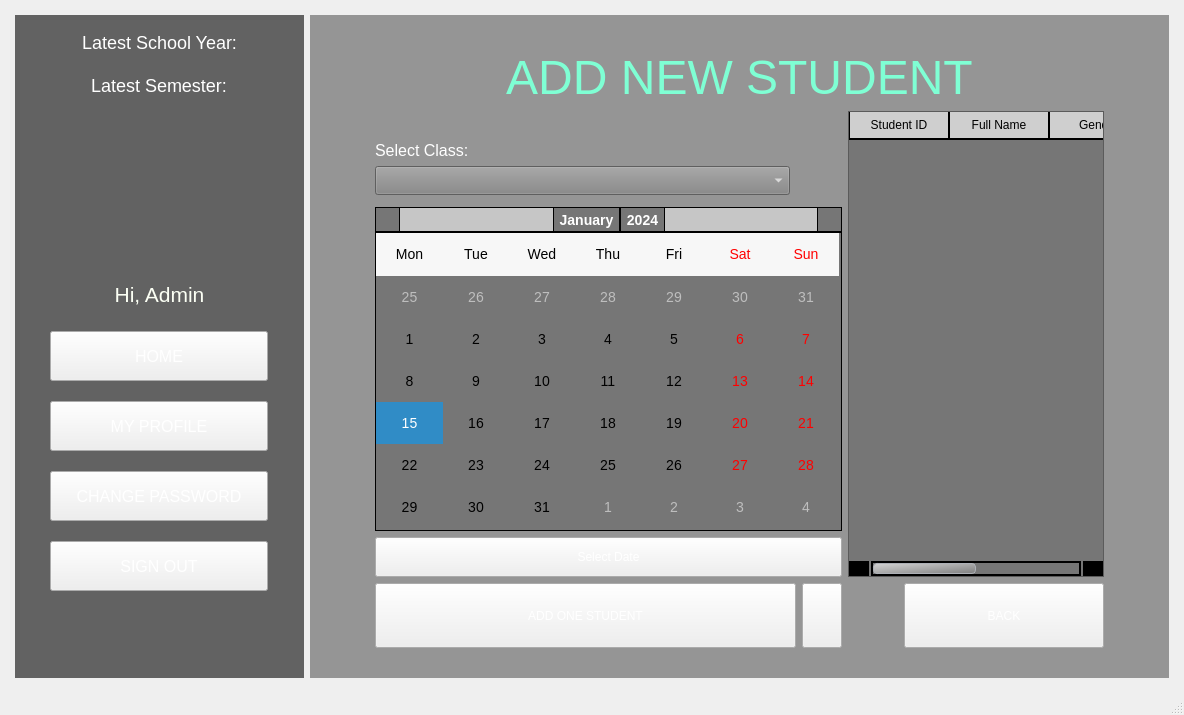
This is StudentManagementSystem/mainwindow.ui in BuhDuy256/Student-Management-GROUP6-KTLT-23CLC03 as Qt 5 draws it before an edit. The edited form follows.
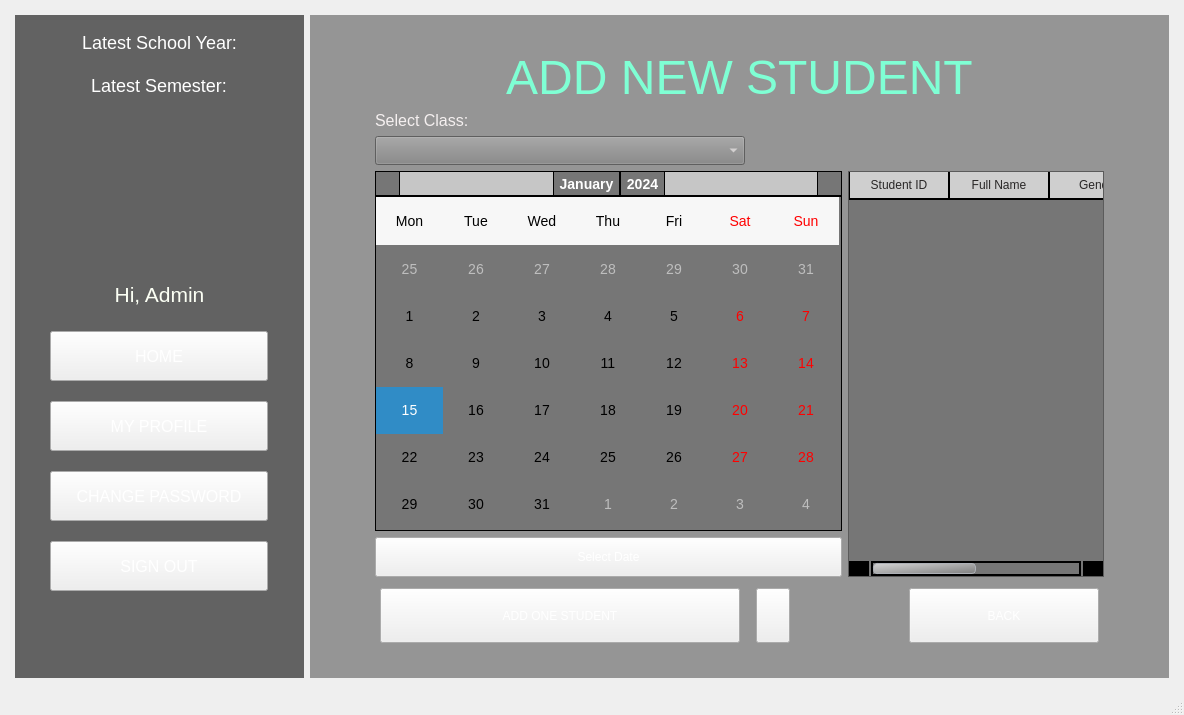
This is the edited form. The open tabs and pages were chosen to show the change. Icons and pictures are not drawn.

Commit message: Edit add student to class scene

What changed in the file:
```diff
--- a/StudentManagementSystem/mainwindow.ui
+++ b/StudentManagementSystem/mainwindow.ui
@@ -68,7 +68,7 @@
 }</string>
       </property>
       <property name="currentIndex">
-       <number>2</number>
+       <number>1</number>
       </property>
       <widget class="QWidget" name="page">
        <layout class="QGridLayout" name="gridLayout_2" rowstretch="2,7,2" columnstretch="2,5,2">
@@ -709,7 +709,7 @@
 </string>
           </property>
           <property name="currentIndex">
-           <number>0</number>
+           <number>2</number>
           </property>
           <widget class="QWidget" name="StuHome">
            <layout class="QGridLayout" name="gridLayout_9" columnstretch="3,4">
@@ -782,6 +782,7 @@
 
 QCalendarWidget QWidget#qt_calendar_navigationbar{
 	background-color: rgb(198, 198, 198);
+	color: #F5F0F0;
 }
 
 QCalendarWidget QSpinBox::up-button {
@@ -1298,7 +1299,7 @@
                  <string notr="true">font-size: 18px;
 border-image: url(:/background/button.png);
 background-color: rgb(133, 133, 133);
-color: white;</string>
+color: #F5F0F0;</string>
                 </property>
                </widget>
               </item>
@@ -1347,7 +1348,7 @@
                  <string notr="true">font-size: 18px;
 border-image: url(:/background/button.png);
 background-color: rgb(133, 133, 133);
-color: white;</string>
+color: #F5F0F0;</string>
                 </property>
                 <item>
                  <property name="text">
@@ -1401,14 +1402,13 @@
               <property name="styleSheet">
                <string notr="true">QTableWidget::item {
 	background-color: rgba(118, 118, 118,200);
-	color: #000000;
-	color: white;
+	color: #F5F0F0;
 	border: 2px solid #000000;
 }
 
 QHeaderView::section {
 	background-color: rgba(198, 198, 198,200);
-	color: #000000;
+	color: #292727;
 	padding: 4px;
 	border-style: none;
 	border-bottom: 2px solid #000000;
@@ -1587,6 +1587,9 @@
                   <pointsize>12</pointsize>
                  </font>
                 </property>
+                <property name="styleSheet">
+                 <string notr="true"/>
+                </property>
                 <property name="text">
                  <string>BACK</string>
                 </property>
@@ -2178,7 +2181,7 @@
 </string>
           </property>
           <property name="currentIndex">
-           <number>6</number>
+           <number>5</number>
           </property>
           <widget class="QWidget" name="AdHome">
            <widget class="QLabel" name="lb_welcome_2">
@@ -3223,18 +3226,18 @@
                 <property name="styleSheet">
                  <string notr="true">QListWidget::item {
     background-color: rgba(118, 118, 118, 200);
-    color: white;
+    color: #F5F0F0;;
     border: 2px solid #000000;
 }
 
 QListWidget::item:selected {
     background-color: rgba(198, 198, 198, 200);
-    color: #000000;
+    color: #292727;
 }
 
 QHeaderView::section {
     background-color: rgba(198, 198, 198, 200);
-    color: #000000;
+    color: #292727;
     padding: 4px;
     border-style: none;
     border-bottom: 2px solid #000000;
@@ -3390,7 +3393,7 @@
                    <string notr="true">font-size: 16px;
 border-image: url(:/background/button.png);
 background-color: rgb(133, 133, 133);
-color: white;</string>
+color: #F5F0F0;</string>
                   </property>
                   <item>
                    <property name="text">
@@ -3467,7 +3470,7 @@
                  </font>
                 </property>
                 <property name="styleSheet">
-                 <string notr="true">color: #000000;
+                 <string notr="true">color: #292727;
 background-color: rgba(255,255,255,200);
 padding: 10px;</string>
                 </property>
@@ -3512,6 +3515,9 @@
                   <height>65</height>
                  </size>
                 </property>
+                <property name="styleSheet">
+                 <string notr="true">margin: 5px;</string>
+                </property>
                 <property name="text">
                  <string>CONFIRM</string>
                 </property>
@@ -3537,6 +3543,9 @@
                   <height>65</height>
                  </size>
                 </property>
+                <property name="styleSheet">
+                 <string notr="true">margin: 5px</string>
+                </property>
                 <property name="text">
                  <string>BACK</string>
                 </property>
@@ -3547,7 +3556,7 @@
            </layout>
           </widget>
           <widget class="QWidget" name="AdAddStudent">
-           <layout class="QGridLayout" name="gridLayout_14" columnstretch="5,0,0,0,0">
+           <layout class="QGridLayout" name="gridLayout_14" columnstretch="5,0,0,0,0,0,0">
             <property name="leftMargin">
              <number>65</number>
             </property>
@@ -3560,7 +3569,7 @@
             <property name="bottomMargin">
              <number>30</number>
             </property>
-            <item row="0" column="0" colspan="5">
+            <item row="0" column="0" colspan="7">
              <widget class="QLabel" name="lb_addNewStudent">
               <property name="font">
                <font>
@@ -3578,26 +3587,28 @@
               </property>
              </widget>
             </item>
-            <item row="10" column="4" alignment="Qt::AlignRight">
-             <widget class="QPushButton" name="button_back_9">
-              <property name="minimumSize">
-               <size>
-                <width>200</width>
-                <height>65</height>
-               </size>
+            <item row="9" column="0">
+             <widget class="QComboBox" name="box_selectClass">
+              <property name="sizePolicy">
+               <sizepolicy hsizetype="Preferred" vsizetype="Fixed">
+                <horstretch>0</horstretch>
+                <verstretch>0</verstretch>
+               </sizepolicy>
               </property>
-              <property name="maximumSize">
-               <size>
-                <width>200</width>
-                <height>65</height>
-               </size>
+              <property name="font">
+               <font>
+                <pointsize>-1</pointsize>
+               </font>
               </property>
-              <property name="text">
-               <string>BACK</string>
+              <property name="styleSheet">
+               <string notr="true">font-size: 18px;
+border-image: url(:/background/button.png);
+background-color: rgb(133, 133, 133);
+color: #F5F0F0;</string>
               </property>
              </widget>
             </item>
-            <item row="9" column="0" colspan="4">
+            <item row="10" column="0" colspan="5">
              <widget class="QStackedWidget" name="stackedWidget_4">
               <property name="styleSheet">
                <string notr="true">QLabel{
@@ -3605,7 +3616,7 @@
 }</string>
               </property>
               <property name="currentIndex">
-               <number>0</number>
+               <number>2</number>
               </property>
               <widget class="QWidget" name="page_addOne">
                <layout class="QGridLayout" name="gridLayout_12">
@@ -3943,6 +3954,7 @@
 QCalendarWidget QWidget#qt_calendar_navigationbar{
 	background-color: rgb(198, 198, 198);
 	font-size: 12px;
+	color: #F5F0F0;
 }
 
 QCalendarWidget QSpinBox::up-button {
@@ -3965,7 +3977,7 @@
 }
 
 #qt_calendar_monthbutton::menu-indicator{
-   width:0px;
+   width: 0px;
 }</string>
                   </property>
                   <property name="verticalHeaderFormat">
@@ -3993,19 +4005,40 @@
               </widget>
              </widget>
             </item>
-            <item row="1" column="4" rowspan="9">
+            <item row="11" column="6" alignment="Qt::AlignRight">
+             <widget class="QPushButton" name="button_back_9">
+              <property name="minimumSize">
+               <size>
+                <width>200</width>
+                <height>65</height>
+               </size>
+              </property>
+              <property name="maximumSize">
+               <size>
+                <width>200</width>
+                <height>65</height>
+               </size>
+              </property>
+              <property name="styleSheet">
+               <string notr="true">margin: 5px</string>
+              </property>
+              <property name="text">
+               <string>BACK</string>
+              </property>
+             </widget>
+            </item>
+            <item row="10" column="5" colspan="2">
              <widget class="QTableWidget" name="tableWidget_2">
               <property name="styleSheet">
                <string notr="true">QTableWidget::item {
 	background-color: rgba(118, 118, 118,200);
-	color: #000000;
-	color: white;
+	color: #F5F0F0;
 	border: 2px solid #000000;
 }
 
 QHeaderView::section {
 	background-color: rgba(198, 198, 198,200);
-	color: #000000;
+	color: #292727;
 	padding: 4px;
 	border-style: none;
 	border-bottom: 2px solid #000000;
@@ -4100,7 +4133,58 @@
               </column>
              </widget>
             </item>
-            <item row="6" column="0">
+            <item row="11" column="0">
+             <widget class="QPushButton" name="button_addOne">
+              <property name="sizePolicy">
+               <sizepolicy hsizetype="Preferred" vsizetype="Preferred">
+                <horstretch>0</horstretch>
+                <verstretch>0</verstretch>
+               </sizepolicy>
+              </property>
+              <property name="minimumSize">
+               <size>
+                <width>370</width>
+                <height>65</height>
+               </size>
+              </property>
+              <property name="maximumSize">
+               <size>
+                <width>370</width>
+                <height>65</height>
+               </size>
+              </property>
+              <property name="styleSheet">
+               <string notr="true">margin: 5px;</string>
+              </property>
+              <property name="text">
+               <string>ADD ONE STUDENT</string>
+              </property>
+             </widget>
+            </item>
+            <item row="11" column="1" colspan="2">
+             <widget class="QPushButton" name="button_import">
+              <property name="sizePolicy">
+               <sizepolicy hsizetype="Preferred" vsizetype="Preferred">
+                <horstretch>0</horstretch>
+                <verstretch>0</verstretch>
+               </sizepolicy>
+              </property>
+              <property name="minimumSize">
+               <size>
+                <width>0</width>
+                <height>65</height>
+               </size>
+              </property>
+              <property name="styleSheet">
+               <string notr="true">border-image: url(:/background/File.png);
+margin: 5px;</string>
+              </property>
+              <property name="text">
+               <string/>
+              </property>
+             </widget>
+            </item>
+            <item row="8" column="0">
              <widget class="QLabel" name="lb_selectClass">
               <property name="font">
                <font>
@@ -4108,7 +4192,7 @@
                </font>
               </property>
               <property name="styleSheet">
-               <string notr="true">color:white;
+               <string notr="true">color: #F5F0F0;
 </string>
               </property>
               <property name="text">
@@ -4116,69 +4200,6 @@
               </property>
              </widget>
             </item>
-            <item row="7" column="0">
-             <widget class="QComboBox" name="box_selectClass">
-              <property name="sizePolicy">
-               <sizepolicy hsizetype="Preferred" vsizetype="Fixed">
-                <horstretch>0</horstretch>
-                <verstretch>0</verstretch>
-               </sizepolicy>
-              </property>
-              <property name="font">
-               <font>
-                <pointsize>-1</pointsize>
-               </font>
-              </property>
-              <property name="styleSheet">
-               <string notr="true">font-size: 18px;
-border-image: url(:/background/button.png);
-background-color: rgb(133, 133, 133);
-color: white;</string>
-              </property>
-             </widget>
-            </item>
-            <item row="10" column="2" colspan="2">
-             <widget class="QPushButton" name="button_import">
-              <property name="sizePolicy">
-               <sizepolicy hsizetype="Fixed" vsizetype="Fixed">
-                <horstretch>0</horstretch>
-                <verstretch>0</verstretch>
-               </sizepolicy>
-              </property>
-              <property name="minimumSize">
-               <size>
-                <width>0</width>
-                <height>65</height>
-               </size>
-              </property>
-              <property name="styleSheet">
-               <string notr="true">border-image: url(:/background/File.png) 0 0 0 0 stretch stretch;
-</string>
-              </property>
-              <property name="text">
-               <string/>
-              </property>
-             </widget>
-            </item>
-            <item row="10" column="0" colspan="2">
-             <widget class="QPushButton" name="button_addOne">
-              <property name="sizePolicy">
-               <sizepolicy hsizetype="Minimum" vsizetype="Fixed">
-                <horstretch>0</horstretch>
-                <verstretch>0</verstretch>
-               </sizepolicy>
-              </property>
-              <property name="minimumSize">
-               <size>
-                <width>0</width>
-                <height>65</height>
-               </size>
-              </property>
-              <property name="text">
-               <string>ADD ONE STUDENT</string>
-              </property>
-             </widget>
-            </item>
            </layout>
           </widget>
           <widget class="QWidget" name="AdAllClasses">
@@ -4223,18 +4244,18 @@
             <property name="styleSheet">
              <string notr="true">QListWidget::item {
     background-color: rgba(118, 118, 118, 200);
-    color: white;
+    color: #F5F0F0;
     border: 2px solid #000000;
 }
 
 QListWidget::item:selected {
     background-color: rgba(198, 198, 198, 200);
-    color: #000000;
+    color: #292727;
 }
 
 QHeaderView::section {
     background-color: rgba(198, 198, 198, 200);
-    color: #000000;
+    color: #292727;
     padding: 4px;
     border-style: none;
     border-bottom: 2px solid #000000;
@@ -4317,14 +4338,13 @@
             <property name="styleSheet">
              <string notr="true">QTableWidget::item {
 	background-color: rgba(118, 118, 118,200);
-	color: #000000;
-	color: white;
+	color: #F5F0F0;
 	border: 2px solid #000000;
 }
 
 QHeaderView::section {
 	background-color: rgba(198, 198, 198,200);
-	color: #000000;
+	color: #292727;
 	padding: 4px;
 	border-style: none;
 	border-bottom: 2px solid #000000;
```
The commit also changes 1 other file.
